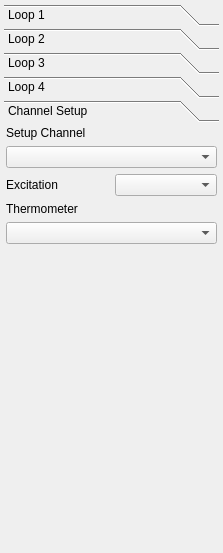
Before: the Qt Designer form modules/tempcontrol/tempcontrolform.ui in northriv/KAME, drawn with Qt 5.
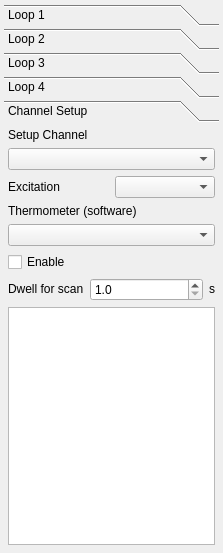
After: the same form once the commit is applied. The open tabs and pages were chosen to show the change.

Commit message: Testing channel configs in Lakeshore350/370

The edit to the form file:
```diff
--- a/modules/tempcontrol/tempcontrolform.ui
+++ b/modules/tempcontrol/tempcontrolform.ui
@@ -33,7 +33,7 @@
     <property name="bottomMargin">
      <number>4</number>
     </property>
-    <item row="0" column="0">
+    <item row="0" column="1">
      <widget class="QToolBox" name="m_toolBox">
       <property name="sizePolicy">
        <sizepolicy hsizetype="Preferred" vsizetype="Preferred">
@@ -2009,16 +2009,16 @@
        </attribute>
        <layout class="QVBoxLayout" name="verticalLayout">
         <property name="leftMargin">
-         <number>2</number>
+         <number>4</number>
         </property>
         <property name="topMargin">
-         <number>2</number>
+         <number>4</number>
         </property>
         <property name="rightMargin">
-         <number>2</number>
+         <number>4</number>
         </property>
         <property name="bottomMargin">
-         <number>2</number>
+         <number>4</number>
         </property>
         <item>
          <layout class="QVBoxLayout" name="_6">
@@ -2084,7 +2084,7 @@
              </sizepolicy>
             </property>
             <property name="text">
-             <string>Thermometer</string>
+             <string>Thermometer (software)</string>
             </property>
             <property name="wordWrap">
              <bool>false</bool>
@@ -2097,17 +2097,79 @@
          </layout>
         </item>
         <item>
-         <spacer name="verticalSpacer">
-          <property name="orientation">
-           <enum>Qt::Vertical</enum>
+         <widget class="QCheckBox" name="m_ckbChannelEnabled">
+          <property name="sizePolicy">
+           <sizepolicy hsizetype="Fixed" vsizetype="Fixed">
+            <horstretch>0</horstretch>
+            <verstretch>0</verstretch>
+           </sizepolicy>
           </property>
-          <property name="sizeHint" stdset="0">
-           <size>
-            <width>20</width>
-            <height>199</height>
-           </size>
+          <property name="text">
+           <string>Enable</string>
           </property>
-         </spacer>
+         </widget>
+        </item>
+        <item>
+         <layout class="QHBoxLayout" name="horizontalLayout">
+          <item>
+           <widget class="QLabel" name="textLabel21_3">
+            <property name="sizePolicy">
+             <sizepolicy hsizetype="Fixed" vsizetype="Fixed">
+              <horstretch>0</horstretch>
+              <verstretch>0</verstretch>
+             </sizepolicy>
+            </property>
+            <property name="text">
+             <string>Dwell for scan</string>
+            </property>
+            <property name="wordWrap">
+             <bool>false</bool>
+            </property>
+           </widget>
+          </item>
+          <item>
+           <widget class="QDoubleSpinBox" name="m_dsbChannelDwellSec">
+            <property name="sizePolicy">
+             <sizepolicy hsizetype="Preferred" vsizetype="Fixed">
+              <horstretch>0</horstretch>
+              <verstretch>0</verstretch>
+             </sizepolicy>
+            </property>
+            <property name="decimals">
+             <number>1</number>
+            </property>
+            <property name="minimum">
+             <double>1.000000000000000</double>
+            </property>
+            <property name="maximum">
+             <double>200.000000000000000</double>
+            </property>
+           </widget>
+          </item>
+          <item>
+           <widget class="QLabel" name="textLabel21_4">
+            <property name="sizePolicy">
+             <sizepolicy hsizetype="Fixed" vsizetype="Fixed">
+              <horstretch>0</horstretch>
+              <verstretch>0</verstretch>
+             </sizepolicy>
+            </property>
+            <property name="text">
+             <string>s</string>
+            </property>
+            <property name="wordWrap">
+             <bool>false</bool>
+            </property>
+           </widget>
+          </item>
+         </layout>
+        </item>
+        <item>
+         <widget class="QTextBrowser" name="m_txtChannelInfo">
+          <property name="openLinks">
+           <bool>false</bool>
+          </property>
+         </widget>
         </item>
        </layout>
       </widget>
```
Left out of the diff: 105 changed lines with no effect on the pictures. The commit also changes 10 other files.
